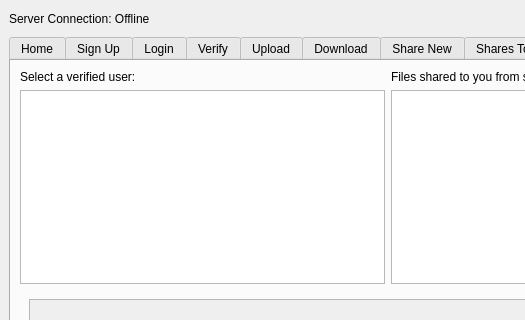
The window that fileshareqt/views/mainwindow.ui (Tomas-Deane/FileShare) describes before a commit, drawn with Qt 5; both pictures show x 0 to 525 and y 0 to 320 of the 1037 by 574 pixel window.
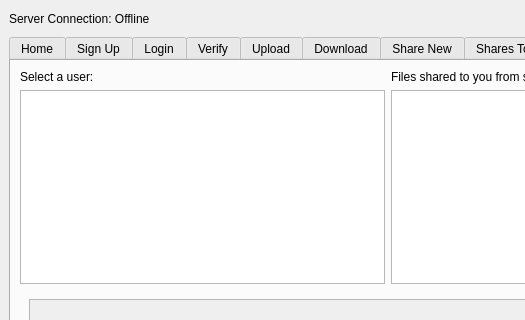
The same window after the commit. The open tabs and pages were chosen to show the change. Icons and pictures are not drawn.

Commit message: fixed shares from label

What changed in the file:
```diff
--- a/fileshareqt/views/mainwindow.ui
+++ b/fileshareqt/views/mainwindow.ui
@@ -772,7 +772,7 @@
               <item>
                <widget class="QLabel" name="sharesFromUsersLabel">
                 <property name="text">
-                 <string>Select a verified user: </string>
+                 <string>Select a user: </string>
                 </property>
                </widget>
               </item>
```
Left out of the diff: 2 changed lines with no effect on the pictures.
